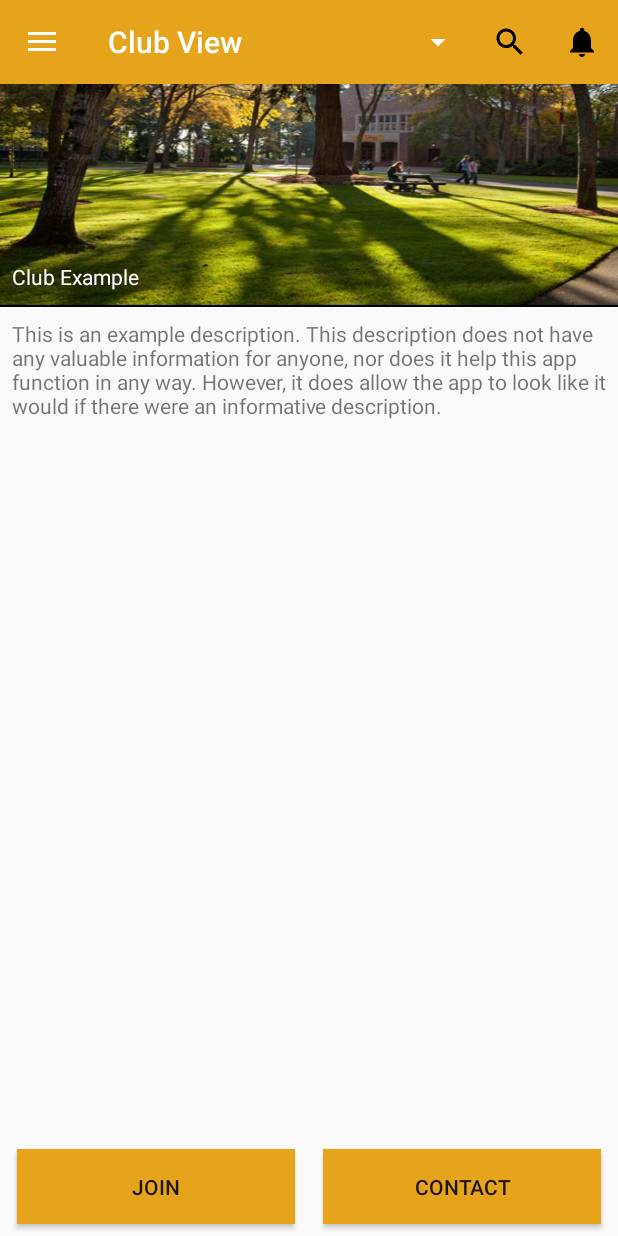
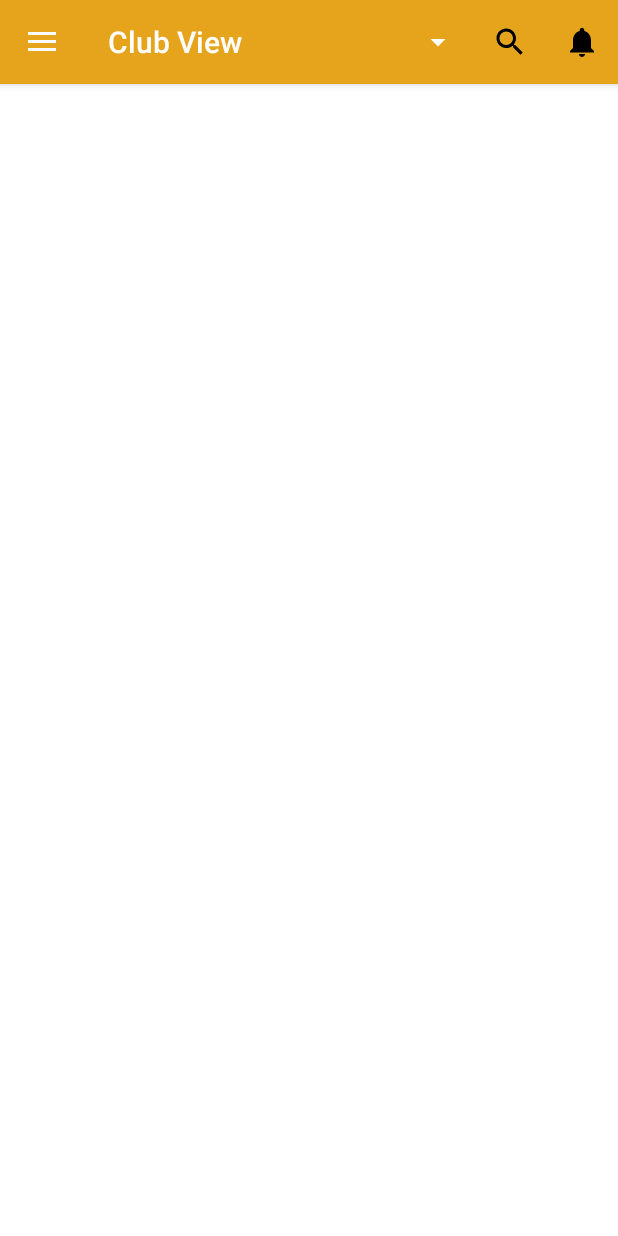
Before and after one commit to 98hengthai/PLU-Club-App, an Android app: the fragment ClubHomePageFragment placed in its activity, on a phone screen of 412 x 824 dp. Run offline under Robolectric (Android 15) with nearby library versions, the phone set to English and light mode, and no system bars.

Commit message:
Push Helper Classes
Pushing HttpHelper, NetworkHelper, MyService and Clubs classes, as well as changes in content_main fragment to be the home fragment.

```diff
--- a/AndroidApp/app/app/build.gradle
+++ b/AndroidApp/app/app/build.gradle
@@ -19,11 +19,12 @@ android {
 }
 
 dependencies {
-    implementation fileTree(dir: 'libs', include: ['*.jar'])
+    implementation fileTree(include: ['*.jar'], dir: 'libs')
     implementation 'com.android.support:appcompat-v7:28.0.0'
     implementation 'com.android.support:design:28.0.0'
     implementation 'com.android.support.constraint:constraint-layout:1.1.3'
     testImplementation 'junit:junit:4.12'
     androidTestImplementation 'com.android.support.test:runner:1.0.2'
     androidTestImplementation 'com.android.support.test.espresso:espresso-core:3.0.2'
+    implementation 'com.google.code.gson:gson:2.8.5'
 }
--- a/AndroidApp/app/app/src/main/res/layout/content_main.xml
+++ b/AndroidApp/app/app/src/main/res/layout/content_main.xml
@@ -1,102 +1,17 @@
 <?xml version="1.0" encoding="utf-8"?>
-<android.support.constraint.ConstraintLayout xmlns:android="http://schemas.android.com/apk/res/android"
+<RelativeLayout xmlns:android="http://schemas.android.com/apk/res/android"
     xmlns:app="http://schemas.android.com/apk/res-auto"
-    xmlns:tools="http://schemas.android.com/tools"
+    android:id="@+id/content_layout"
     android:layout_width="match_parent"
-    android:layout_height="match_parent" >
-
-    <Button
-        android:id="@+id/button"
-        android:layout_width="185dp"
-        android:layout_height="50dp"
-        android:layout_marginStart="8dp"
-        android:layout_marginLeft="8dp"
-        android:layout_marginEnd="8dp"
-        android:layout_marginRight="8dp"
-        android:layout_marginBottom="8dp"
-        android:background="#E6A41D"
-        android:text="@string/join"
-        app:layout_constraintBottom_toBottomOf="parent"
-        app:layout_constraintEnd_toStartOf="@+id/button2"
-        app:layout_constraintStart_toStartOf="parent"
-        app:layout_constraintTop_toTopOf="@+id/guideline2"
-        app:layout_constraintVertical_bias="1.0" />
-
-    <Button
-        android:id="@+id/button2"
-        android:layout_width="185dp"
-        android:layout_height="50dp"
-        android:layout_marginStart="8dp"
-        android:layout_marginLeft="8dp"
-        android:layout_marginEnd="8dp"
-        android:layout_marginRight="8dp"
-        android:layout_marginBottom="8dp"
-        android:background="#E6A41D"
-        android:onClick="sendEmail"
-        android:text="@string/contact"
-        app:layout_constraintBottom_toBottomOf="parent"
-        app:layout_constraintEnd_toEndOf="parent"
-        app:layout_constraintStart_toEndOf="@+id/button" />
-
-    <android.support.constraint.Guideline
-        android:id="@+id/guideline2"
-        android:layout_width="0dp"
-        android:layout_height="wrap_content"
-        android:orientation="horizontal"
-        app:layout_constraintGuide_begin="592dp" />
-
-    <ImageView
-        android:id="@+id/imageView"
-        android:layout_width="0dp"
-        android:layout_height="0dp"
-        android:layout_marginEnd="0dp"
-        android:layout_marginRight="8dp"
-        android:contentDescription="@string/picture_of_the_clubs"
-        android:scaleType="fitXY"
-        app:layout_constraintBottom_toTopOf="@+id/guideline"
-        app:layout_constraintEnd_toEndOf="parent"
-        app:layout_constraintHorizontal_bias="1.0"
-        app:layout_constraintStart_toStartOf="parent"
-        app:layout_constraintTop_toTopOf="parent"
-        app:layout_constraintVertical_bias="0.0"
-        app:srcCompat="@drawable/example" />
-
-    <android.support.constraint.Guideline
-        android:id="@+id/guideline"
-        android:layout_width="wrap_content"
-        android:layout_height="wrap_content"
-        android:orientation="horizontal"
-        app:layout_constraintGuide_begin="205dp" />
-    //TODO: bulid a tablayout with description and event stuff.
+    android:layout_height="match_parent"
+    android:background="@android:color/white">
 
 
     <TextView
-        android:id="@+id/textView"
+        android:id="@+id/placeholder"
         android:layout_width="wrap_content"
-        android:layout_height="22dp"
-        android:layout_marginStart="8dp"
-        android:layout_marginLeft="8dp"
-        android:layout_marginBottom="8dp"
-        android:shadowColor="#000000"
-        android:text="@string/club_example"
-        android:textColor="#FFFFFF"
-        app:layout_constraintBottom_toTopOf="@+id/guideline"
-        app:layout_constraintStart_toStartOf="parent" />
-
-    <TextView
-        android:id="@+id/description"
-        android:layout_width="0dp"
-        android:layout_height="wrap_content"
-        android:layout_marginStart="8dp"
-        android:layout_marginLeft="8dp"
-        android:layout_marginTop="8dp"
-        android:layout_marginEnd="8dp"
-        android:layout_marginRight="8dp"
-        android:text="@string/club_description"
-        app:layout_constraintEnd_toEndOf="parent"
-        app:layout_constraintHorizontal_bias="1.0"
-        app:layout_constraintStart_toStartOf="parent"
-        app:layout_constraintTop_toTopOf="@+id/guideline" />
+        android:layout_height="wrap_content" />
 
 
-</android.support.constraint.ConstraintLayout>
+
+</RelativeLayout>
--- a/AndroidApp/app/build.gradle
+++ b/AndroidApp/app/build.gradle
@@ -7,7 +7,7 @@ buildscript {
         jcenter()
     }
     dependencies {
-        classpath 'com.android.tools.build:gradle:3.2.1'
+        classpath 'com.android.tools.build:gradle:3.3.2'
 
 
         // NOTE: Do not place your application dependencies here; they belong
```
Also changed, not shown: AndroidApp/app/app/src/main/java/example/club/plu/navbarlayout/Clubs/Clubs.java (added, +99 -0 lines), AndroidApp/app/app/src/main/java/example/club/plu/navbarlayout/Services/MyService.java (added, +54 -0 lines), AndroidApp/app/app/src/main/java/example/club/plu/navbarlayout/utils/HttpHelper.java (added, +92 -0 lines), AndroidApp/app/app/src/main/java/example/club/plu/navbarlayout/utils/NetworkHelper.java (added, +22 -0 lines), AndroidApp/app/gradle/wrapper/gradle-wrapper.properties.
